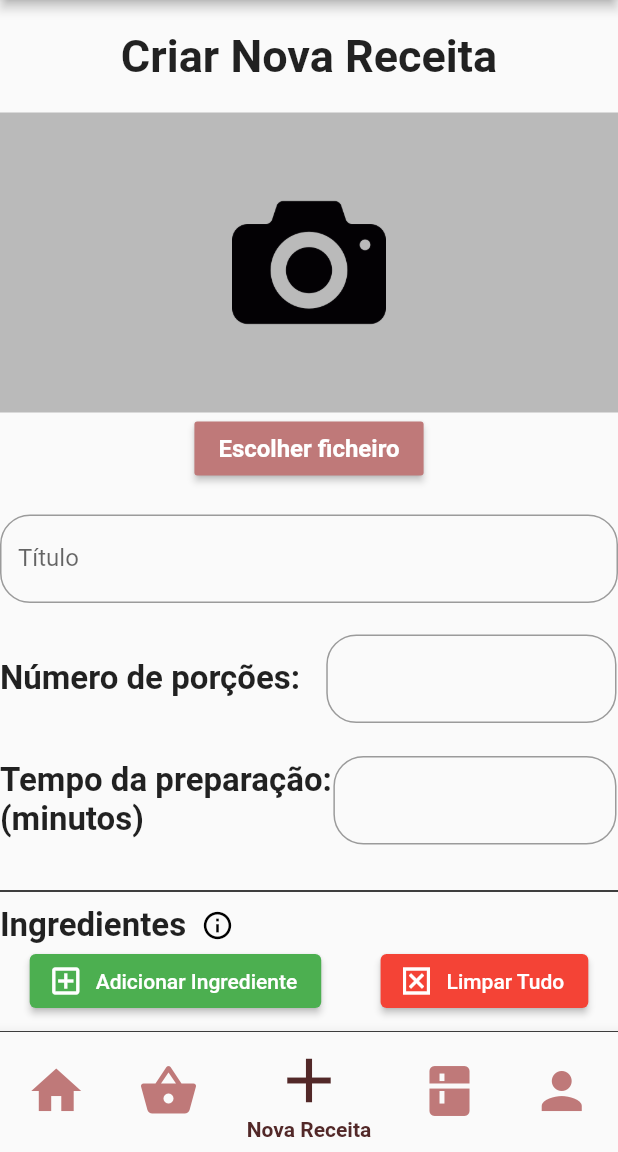
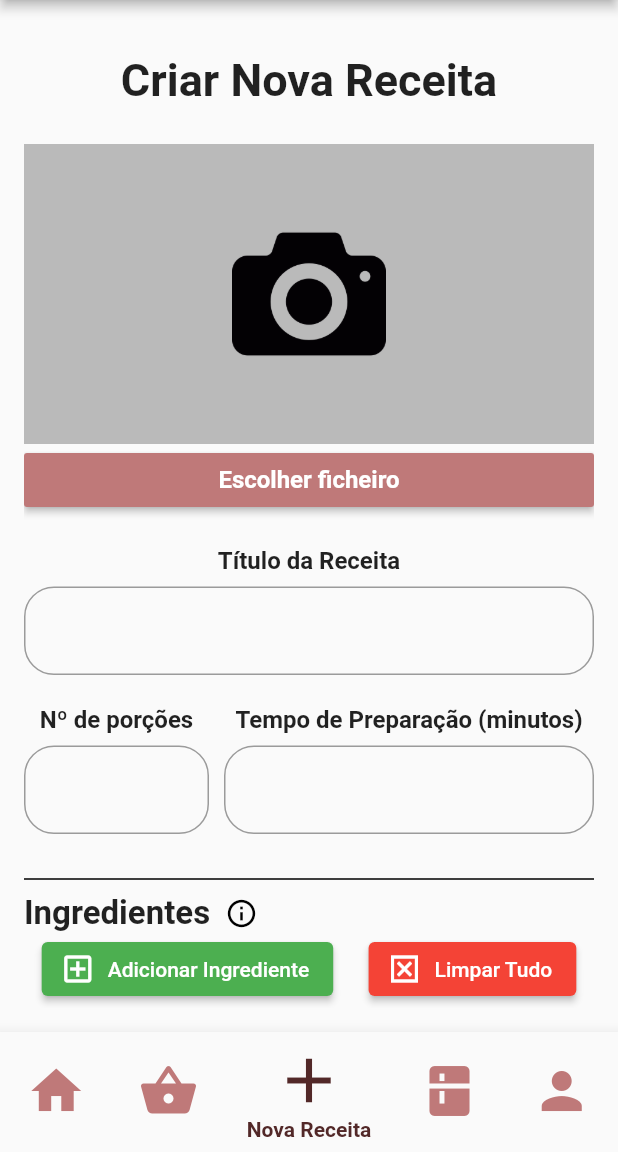
Before and after one commit to DiogoARSantos/let_me_cook, a Flutter app: the App screen opened by its route, item 3 of the bottom bar chosen, on a phone screen of 412 x 824 dp, the part 84-1236 px from its top. Run offline on Flutter 3.47's test engine with Material 2 defaults, Android fonts, the light colour scheme and no system bars; our stand-ins replace image_picker; missing offline and left inert: dart:ffi; network calls fail.

Commit message:
Style changes to Add Recipe and See Recipe Screens

```diff
--- a/lib/screens/addRecipe/add_recipe_screen.dart
+++ b/lib/screens/addRecipe/add_recipe_screen.dart
@@ -1,5 +1,3 @@
-import 'dart:ffi';
-
 import 'package:flutter/material.dart';
 import 'package:flutter/services.dart';
 import 'package:image_picker/image_picker.dart';
@@ -19,7 +17,7 @@ class AddRecipeScreen extends StatefulWidget {
 }
 
 class AddRecipeScreenState extends State<AddRecipeScreen> {
-  File ? _selectedImage;
+  File? _selectedImage;
   String _title = '';
   int _portions = 0;
   int _duration = 0;
@@ -35,16 +33,22 @@ class AddRecipeScreenState extends State<AddRecipeScreen> {
   Widget build(BuildContext context) {
     return Form(
       key: _formKey,
-      child: ListView(
-        children: [Column(
+      child: Padding(
+        padding: const EdgeInsets.all(16.0),
+        child: ListView(children: [
+          Column(
+              crossAxisAlignment: CrossAxisAlignment.stretch,
               children: <Widget>[
-            //PAGE TITLE
-            SizedBox(height: 20),
-            Text('Criar Nova Receita',
+                Center(
+                  child: Text(
+                    "Criar Nova Receita",
                     style: TextStyle(
+                      height: 2,
                       fontSize: 30,
                       fontWeight: FontWeight.bold,
-                )),
+                    ),
+                  ),
+                ),
                 SizedBox(height: 20),
 
                 //PICTURE
@@ -90,28 +94,85 @@ class AddRecipeScreenState extends State<AddRecipeScreen> {
                 _buildTitleField(),
                 SizedBox(height: 20),
 
-            //PORTIONS
+                // PORTIONS and DURATION in the same row
                 Row(
                   mainAxisAlignment: MainAxisAlignment.spaceEvenly,
                   children: [
-                Text('Número de porções:   ', style: TextStyle(fontSize: 22, fontWeight: FontWeight.bold,)),
-                Expanded(flex: 1, child: Padding(
-                    padding: EdgeInsets.all(1),
-                    child: _buildPortionsField(),
-                  )),
-            ]),
-            SizedBox(height: 20),
-
-            //DURATION
-            Row(
-              mainAxisAlignment: MainAxisAlignment.spaceEvenly,
+                    Expanded(
+                      flex: 1,
+                      child: Column(
+                        crossAxisAlignment: CrossAxisAlignment.stretch,
                         children: [
-                Text('Tempo da preparação:\n(minutos)', style: TextStyle(fontSize: 22, fontWeight: FontWeight.bold,)),
-                 Expanded(flex: 1, child: Padding(
-                    padding: EdgeInsets.all(1),
-                    child: _buildDurationField(),
-                  )),
-            ]),
+                          Text(
+                            "Nº de porções",
+                            textAlign: TextAlign.center,
+                            style: TextStyle(
+                              fontWeight: FontWeight.bold,
+                              fontSize: 16,
+                            ),
+                          ),
+                          SizedBox(height: 8),
+                          TextFormField(
+                            keyboardType: TextInputType.number,
+                            inputFormatters: [
+                              LengthLimitingTextInputFormatter(2),
+                            ],
+                            decoration: InputDecoration(
+                              border: OutlineInputBorder(
+                                borderRadius: BorderRadius.circular(20),
+                              ),
+                            ),
+                            validator: (value) {
+                              if (value == null || value.isEmpty) {
+                                return "Introduzir porções";
+                              }
+                              return null;
+                            },
+                            onSaved: (value) {
+                              _portions = int.parse(value!);
+                            },
+                          ),
+                        ],
+                      ),
+                    ),
+                    SizedBox(width: 10),
+                    Expanded(
+                      flex: 2,
+                      child: Column(
+                        crossAxisAlignment: CrossAxisAlignment.stretch,
+                        children: [
+                          Text(
+                            "Tempo de Preparação (minutos)",
+                            textAlign: TextAlign.center,
+                            style: TextStyle(
+                                fontWeight: FontWeight.bold, fontSize: 16),
+                          ),
+                          SizedBox(height: 8),
+                          TextFormField(
+                            keyboardType: TextInputType.number,
+                            inputFormatters: [
+                              LengthLimitingTextInputFormatter(3),
+                            ],
+                            decoration: InputDecoration(
+                              border: OutlineInputBorder(
+                                borderRadius: BorderRadius.circular(20),
+                              ),
+                            ),
+                            validator: (value) {
+                              if (value == null || value.isEmpty) {
+                                return "Introduzir duração";
+                              }
+                              return null;
+                            },
+                            onSaved: (value) {
+                              _duration = int.parse(value!);
+                            },
+                          ),
+                        ],
+                      ),
+                    ),
+                  ],
+                ),
                 SizedBox(height: 20),
 
                 //INGREDIENTS
@@ -121,10 +182,12 @@ class AddRecipeScreenState extends State<AddRecipeScreen> {
                   height: 20,
                 ),
                 Align(
-              alignment: Alignment(-0.9,0),
+                  alignment: Alignment(-0.9, 0),
                   child: Row(
                     children: [
-                  Text("Ingredientes", style: TextStyle(fontSize: 22, fontWeight: FontWeight.bold)),
+                      Text("Ingredientes",
+                          style: TextStyle(
+                              fontSize: 22, fontWeight: FontWeight.bold)),
                       SizedBox(width: 10),
                       Tooltip(
                         richMessage: WidgetSpan(
@@ -132,10 +195,11 @@ class AddRecipeScreenState extends State<AddRecipeScreen> {
                             baseline: TextBaseline.alphabetic,
                             child: Container(
                               padding: EdgeInsets.all(2),
-                        constraints:
-                            const BoxConstraints(maxWidth: 280),
-                        child: Text("Qnt: Quantidade a adicionar\nUnid: Unidades de medida",
-                          style: TextStyle(color: Colors.white, fontSize: 16)),
+                              constraints: const BoxConstraints(maxWidth: 280),
+                              child: Text(
+                                  "Qnt: Quantidade a adicionar\nUnid: Unidades de medida",
+                                  style: TextStyle(
+                                      color: Colors.white, fontSize: 16)),
                             )),
                         triggerMode: TooltipTriggerMode.longPress,
                         showDuration: Duration.zero,
@@ -153,7 +217,7 @@ class AddRecipeScreenState extends State<AddRecipeScreen> {
                   ),
                 ),
 
-            for(int i=0; i < _ingredientsItems.length; i++)
+                for (int i = 0; i < _ingredientsItems.length; i++)
                   Column(
                     children: [
                       Row(
@@ -179,7 +243,8 @@ class AddRecipeScreenState extends State<AddRecipeScreen> {
                                     decoration: InputDecoration(
                                         labelText: 'Ingrediente',
                                         border: OutlineInputBorder(
-                                      borderRadius: BorderRadius.circular(20),
+                                          borderRadius:
+                                              BorderRadius.circular(20),
                                         )),
                                     validator: (value) {
                                       if (value == "") {
@@ -201,7 +266,8 @@ class AddRecipeScreenState extends State<AddRecipeScreen> {
                                     decoration: InputDecoration(
                                         labelText: 'Qnt',
                                         border: OutlineInputBorder(
-                                      borderRadius: BorderRadius.circular(20),
+                                          borderRadius:
+                                              BorderRadius.circular(20),
                                         )),
                                     validator: (value) {
                                       if (value == "" || value == "0") {
@@ -219,7 +285,8 @@ class AddRecipeScreenState extends State<AddRecipeScreen> {
                                     decoration: InputDecoration(
                                         labelText: 'Unid',
                                         border: OutlineInputBorder(
-                                      borderRadius: BorderRadius.circular(20),
+                                          borderRadius:
+                                              BorderRadius.circular(20),
                                         )),
                                     validator: (value) {
                                       if (value == "" || value == "0") {
@@ -267,8 +334,10 @@ class AddRecipeScreenState extends State<AddRecipeScreen> {
                   height: 20,
                 ),
                 Align(
-              alignment: Alignment(-0.9,0),
-              child: Text("Passos", style: TextStyle(fontSize: 22, fontWeight: FontWeight.bold)),
+                  alignment: Alignment(-0.9, 0),
+                  child: Text("Passos",
+                      style:
+                          TextStyle(fontSize: 22, fontWeight: FontWeight.bold)),
                 ),
 
                 for (int i = 0; i < _stepsItems.length; i++)
@@ -338,16 +407,18 @@ class AddRecipeScreenState extends State<AddRecipeScreen> {
                 ElevatedButton(
                   onPressed: _createRecipe,
                   style: ElevatedButton.styleFrom(
-                backgroundColor: Colors.green, // Set your desired background color here
+                    backgroundColor:
+                        Colors.green, // Set your desired background color here
                   ),
                   child: Text('Criar Receita'),
                 ),
-          ]
-        )
-    ]));
+              ])
+        ]),
+      ),
+    );
   }
 
-  Future _pickImageFromGallery() async{
+  Future _pickImageFromGallery() async {
     final picker = ImagePicker();
     final image = await picker.pickImage(source: ImageSource.gallery);
 
@@ -361,11 +432,23 @@ class AddRecipeScreenState extends State<AddRecipeScreen> {
   }
 
   Widget _buildTitleField() {
-    return TextFormField(
+    return Column(
+      crossAxisAlignment: CrossAxisAlignment.stretch,
+      children: [
+        Text(
+          "Título da Receita",
+          textAlign: TextAlign.center,
+          style: TextStyle(
+            fontWeight: FontWeight.bold,
+            fontSize: 16
+          ),
+        ),
+        SizedBox(height: 8),
+        TextFormField(
           decoration: InputDecoration(
-        labelText: 'Título',
-        border: OutlineInputBorder( borderRadius: BorderRadius.circular(20),)
-      ),
+              border: OutlineInputBorder(
+                borderRadius: BorderRadius.circular(20),
+              )),
           validator: (value) {
             if (value == null || value.isEmpty) {
               return 'Por favor introduza o título';
@@ -375,48 +458,8 @@ class AddRecipeScreenState extends State<AddRecipeScreen> {
           onSaved: (value) {
             _title = value!;
           },
-    );
-  }
-
-  Widget _buildPortionsField() {
-    return TextFormField(
-      keyboardType: TextInputType.number,
-      inputFormatters: [
-        LengthLimitingTextInputFormatter(2),
+        ),
       ],
-      decoration: InputDecoration(
-        border: OutlineInputBorder( borderRadius: BorderRadius.circular(20),)
-      ),
-      validator: (value) {
-        if (value == null || value.isEmpty) {
-          return "Introduzir porções";
-        }
-        return null;
-      },
-      onSaved: (value) {
-        _portions = int.parse(value!);
-      },
-    );
-  }
-
-  Widget _buildDurationField() {
-    return TextFormField(
-      keyboardType: TextInputType.number,
-      inputFormatters: [
-        LengthLimitingTextInputFormatter(3),
-      ],
-      decoration: InputDecoration(
-        border: OutlineInputBorder( borderRadius: BorderRadius.circular(20),)
-      ),
-      validator: (value) {
-        if (value == null || value.isEmpty) {
-          return "Introduzir duração";
-        }
-        return null;
-      },
-      onSaved: (value) {
-        _duration = int.parse(value!);
-      }
     );
   }
 
@@ -465,8 +508,7 @@ class AddRecipeScreenState extends State<AddRecipeScreen> {
   void _createRecipe() {
     if (_formKey.currentState == null || !_formKey.currentState!.validate()) {
       print("NULL");
-    }
-    else if(_ingredientsItems.isEmpty || _stepsItems.isEmpty) {
+    } else if (_ingredientsItems.isEmpty || _stepsItems.isEmpty) {
       showDialog(
           context: context,
           barrierDismissible: false,
@@ -476,18 +518,23 @@ class AddRecipeScreenState extends State<AddRecipeScreen> {
             });
             return AlertDialog(
               backgroundColor: Colors.red,
-            title: Text('Ingredientes e passos necessários', textAlign: TextAlign.center, style: TextStyle(color: Colors.white),),
+              title: Text(
+                'Ingredientes e passos necessários',
+                textAlign: TextAlign.center,
+                style: TextStyle(color: Colors.white),
+              ),
             );
           });
-    }
-    else {
+    } else {
       _formKey.currentState!.save();
-      for(int i=0; i < _ingredientsItems.length; i++) {
-        Ingredient igt = Ingredient(name: _ingredientsItems[i].text.toLowerCase(), quantity: int.parse(_ingredientsQts[i].text),
+      for (int i = 0; i < _ingredientsItems.length; i++) {
+        Ingredient igt = Ingredient(
+            name: _ingredientsItems[i].text.toLowerCase(),
+            quantity: int.parse(_ingredientsQts[i].text),
             units: _ingredientsUnits[i].text);
         _ingredients.add(igt);
       }
-      for(int i=0; i < _stepsItems.length; i++) {
+      for (int i = 0; i < _stepsItems.length; i++) {
         _steps.add(_stepsItems[i].text);
       }
       Recipe recipe = Recipe(
--- a/lib/screens/seeRecipe/see_recipe_screen.dart
+++ b/lib/screens/seeRecipe/see_recipe_screen.dart
@@ -37,13 +37,21 @@ class SeeRecipeScreenState extends State<SeeRecipeScreen> {
   @override
   Widget build(BuildContext context) {
     return Scaffold(
-      body: ListView(children: [
+      body: Padding(
+        padding: const EdgeInsets.all(16.0),
+        child: ListView(children: [
           Column(
             children: <Widget>[
-            SizedBox(height: 10),
-
-            //Favorite
-            Row(mainAxisAlignment: MainAxisAlignment.end, children: [
+              Row(mainAxisAlignment: MainAxisAlignment.spaceBetween, children: [
+                IconButton(
+                  icon: Icon(
+                    Icons.arrow_back,
+                    size: 35,
+                  ),
+                  onPressed: () {
+                    Navigator.of(context).pop();
+                  },
+                ),
                 InkWell(
                   child: heart = widget.isInFavorites(_recipe)
                       ? Icon(Icons.favorite, size: 50)
@@ -167,8 +175,8 @@ class SeeRecipeScreenState extends State<SeeRecipeScreen> {
                       child: const Icon(Icons.shopping_cart,
                           color: Colors.red, size: 35),
                       onTap: () {
-                            widget
-                                .addToShoppingList(_recipe.ingredients[i].name.toLowerCase());
+                        widget.addToShoppingList(
+                            _recipe.ingredients[i].name.toLowerCase());
                         showDialog(
                             context: context,
                             barrierDismissible: false,
@@ -198,7 +206,8 @@ class SeeRecipeScreenState extends State<SeeRecipeScreen> {
               Row(
                 children: [
                   Text("Passos",
-                    style: TextStyle(fontSize: 22, fontWeight: FontWeight.bold)),
+                      style:
+                      TextStyle(fontSize: 22, fontWeight: FontWeight.bold)),
                 ],
               ),
               SizedBox(height: 10),
@@ -219,6 +228,7 @@ class SeeRecipeScreenState extends State<SeeRecipeScreen> {
             ],
           ),
         ]),
+      ),
     );
   }
 }
```
Lines whose indentation alone changed are shown as unchanged.
